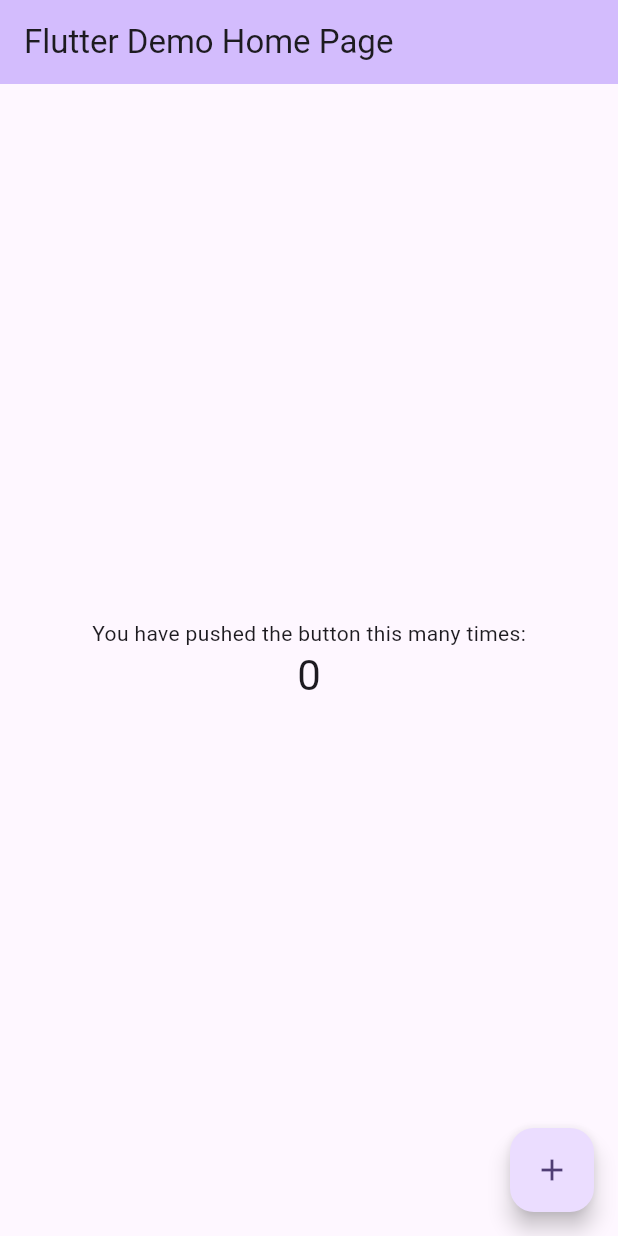
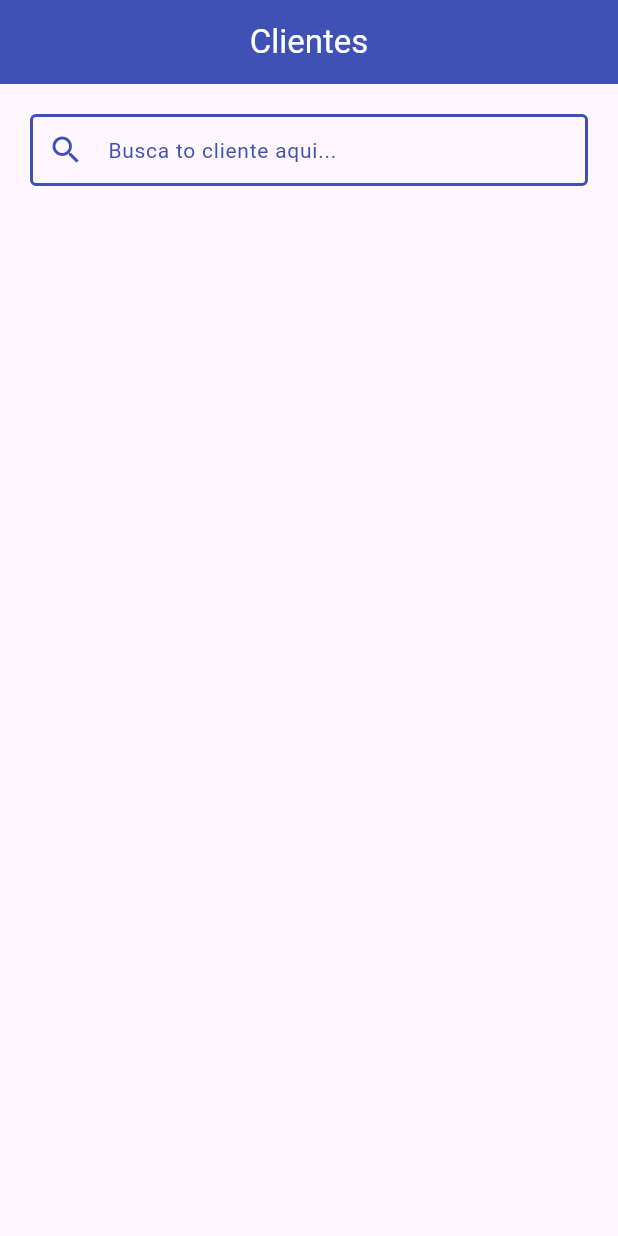
Before and after one commit to CRUXsur/logistika, a Flutter app: the screen it shows after launch, on a phone screen of 412 x 824 dp. Run offline on Flutter 3.47's test engine with Material 3 defaults, Android fonts, the phone set to English and light mode, and no system bars; our stand-ins replace get.

Commit message:
clientes UI

```diff
--- /dev/null
+++ b/lib/admin/screens/clientes/clientes_screen.dart
@@ -0,0 +1,99 @@
+import 'package:flutter/material.dart';
+
+
+class ClientesScreen extends StatelessWidget {
+  ClientesScreen({super.key});
+
+  //controller for search
+  TextEditingController searchController = TextEditingController();
+
+
+
+  @override
+  Widget build(BuildContext context) {
+    return Scaffold(
+      appBar: AppBar(
+        backgroundColor: Colors.indigo,
+        foregroundColor: Colors.white,
+        //automaticallyImplyLeading: false,
+        elevation: 0,
+        title: const Text(
+          "Clientes",
+          style: TextStyle(
+            color: Colors.white,
+          ),
+        ),
+        centerTitle: true,
+      ),
+      body: SingleChildScrollView(
+        child: Column(
+          crossAxisAlignment: CrossAxisAlignment.start,
+          children: [
+            const SizedBox(height: 20,),
+
+            //search bar widget
+            showSearchBarWidget(),
+            const SizedBox(height: 30,),
+            //all clientes
+
+            const SizedBox(height: 30,),
+            //Add new cliente button
+
+          ],
+        ),
+      ),
+    );
+  }
+
+  //------------------------------------------------------------
+
+
+  //search bar
+  Widget showSearchBarWidget() {
+    return Padding(
+      padding: const EdgeInsets.symmetric(horizontal: 20),
+      child: TextField(
+        style: const TextStyle(color: Colors.white),
+        controller: searchController,
+        decoration: InputDecoration(
+          prefixIcon: IconButton(
+            onPressed: ()
+            {
+              //Get.to(SearchItems(typedKeyWords: searchController.text));
+            },
+            icon: const Icon(
+              Icons.search,
+              color: Colors.indigo,
+            ),
+          ),
+          hintText: "Busca to cliente aqui...",
+          hintStyle: const TextStyle(
+            color: Colors.indigo,//grey,
+            fontSize: 14,
+          ),
+          enabledBorder: const OutlineInputBorder(
+            borderSide: BorderSide(
+              width: 2,
+              color: Colors.indigo,
+            ),
+          ),
+          focusedBorder: const OutlineInputBorder(
+            borderSide: BorderSide(
+              width: 2,
+              color: Colors.indigo,
+            ),
+          ),
+          contentPadding: const EdgeInsets.symmetric(
+            horizontal: 16,
+            vertical: 10,
+          ),
+        ),
+      ),
+    );
+  }
+
+
+
+
+
+}
--- a/lib/admin/screens/screens.dart
+++ b/lib/admin/screens/screens.dart
@@ -0,0 +1,8 @@
+
+
+
+
+
+
+//clientes
+export 'clientes/clientes_screen.dart';
--- a/lib/main.dart
+++ b/lib/main.dart
@@ -1,4 +1,9 @@
 import 'package:flutter/material.dart';
+import 'package:get/get.dart';
+
+import 'admin/screens/screens.dart';
+
+
 
 void main() {
   runApp(const MyApp());
@@ -7,116 +12,22 @@ void main() {
 class MyApp extends StatelessWidget {
   const MyApp({super.key});
 
-  // This widget is the root of your application.
+  get future => null;
+
   @override
   Widget build(BuildContext context) {
-    return MaterialApp(
-      title: 'Flutter Demo',
+    return GetMaterialApp(
+      title: 'FiveStick',
+      debugShowCheckedModeBanner: false,
       theme: ThemeData(
-        // This is the theme of your application.
-        //
-        // TRY THIS: Try running your application with "flutter run". You'll see
-        // the application has a purple toolbar. Then, without quitting the app,
-        // try changing the seedColor in the colorScheme below to Colors.green
-        // and then invoke "hot reload" (save your changes or press the "hot
-        // reload" button in a Flutter-supported IDE, or press "r" if you used
-        // the command line to start the app).
-        //
-        // Notice that the counter didn't reset back to zero; the application
-        // state is not lost during the reload. To reset the state, use hot
-        // restart instead.
-        //
-        // This works for code too, not just values: Most code changes can be
-        // tested with just a hot reload.
         colorScheme: ColorScheme.fromSeed(seedColor: Colors.deepPurple),
       ),
-      home: const MyHomePage(title: 'Flutter Demo Home Page'),
+      home: FutureBuilder(
+        future: future,
+        builder: (context, dataSnapShot){
+          return ClientesScreen();
+        },
+      ),
     );
   }
 }
-
-class MyHomePage extends StatefulWidget {
-  const MyHomePage({super.key, required this.title});
-
-  // This widget is the home page of your application. It is stateful, meaning
-  // that it has a State object (defined below) that contains fields that affect
-  // how it looks.
-
-  // This class is the configuration for the state. It holds the values (in this
-  // case the title) provided by the parent (in this case the App widget) and
-  // used by the build method of the State. Fields in a Widget subclass are
-  // always marked "final".
-
-  final String title;
-
-  @override
-  State<MyHomePage> createState() => _MyHomePageState();
-}
-
-class _MyHomePageState extends State<MyHomePage> {
-  int _counter = 0;
-
-  void _incrementCounter() {
-    setState(() {
-      // This call to setState tells the Flutter framework that something has
-      // changed in this State, which causes it to rerun the build method below
-      // so that the display can reflect the updated values. If we changed
-      // _counter without calling setState(), then the build method would not be
-      // called again, and so nothing would appear to happen.
-      _counter++;
-    });
-  }
-
-  @override
-  Widget build(BuildContext context) {
-    // This method is rerun every time setState is called, for instance as done
-    // by the _incrementCounter method above.
-    //
-    // The Flutter framework has been optimized to make rerunning build methods
-    // fast, so that you can just rebuild anything that needs updating rather
-    // than having to individually change instances of widgets.
-    return Scaffold(
-      appBar: AppBar(
-        // TRY THIS: Try changing the color here to a specific color (to
-        // Colors.amber, perhaps?) and trigger a hot reload to see the AppBar
-        // change color while the other colors stay the same.
-        backgroundColor: Theme.of(context).colorScheme.inversePrimary,
-        // Here we take the value from the MyHomePage object that was created by
-        // the App.build method, and use it to set our appbar title.
-        title: Text(widget.title),
-      ),
-      body: Center(
-        // Center is a layout widget. It takes a single child and positions it
-        // in the middle of the parent.
-        child: Column(
-          // Column is also a layout widget. It takes a list of children and
-          // arranges them vertically. By default, it sizes itself to fit its
-          // children horizontally, and tries to be as tall as its parent.
-          //
-          // Column has various properties to control how it sizes itself and
-          // how it positions its children. Here we use mainAxisAlignment to
-          // center the children vertically; the main axis here is the vertical
-          // axis because Columns are vertical (the cross axis would be
-          // horizontal).
-          //
-          // TRY THIS: Invoke "debug painting" (choose the "Toggle Debug Paint"
-          // action in the IDE, or press "p" in the console), to see the
-          // wireframe for each widget.
-          mainAxisAlignment: MainAxisAlignment.center,
-          children: <Widget>[
-            const Text('You have pushed the button this many times:'),
-            Text(
-              '$_counter',
-              style: Theme.of(context).textTheme.headlineMedium,
-            ),
-          ],
-        ),
-      ),
-      floatingActionButton: FloatingActionButton(
-        onPressed: _incrementCounter,
-        tooltip: 'Increment',
-        child: const Icon(Icons.add),
-      ), // This trailing comma makes auto-formatting nicer for build methods.
-    );
-  }
-}
```
